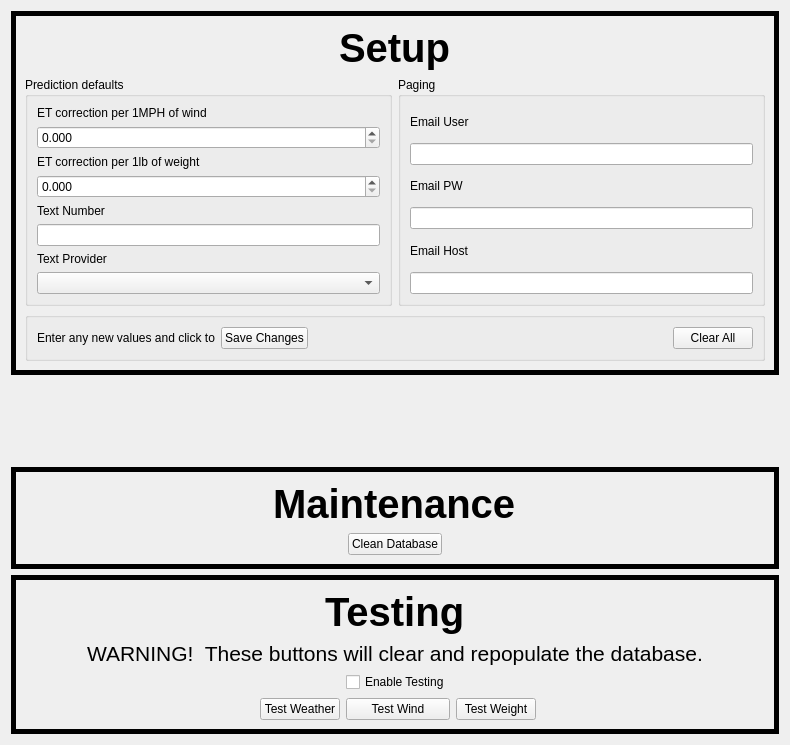
Above: narob-desktop/settingstab.ui from iforgetware/narob before the change. Below: the same form after it.
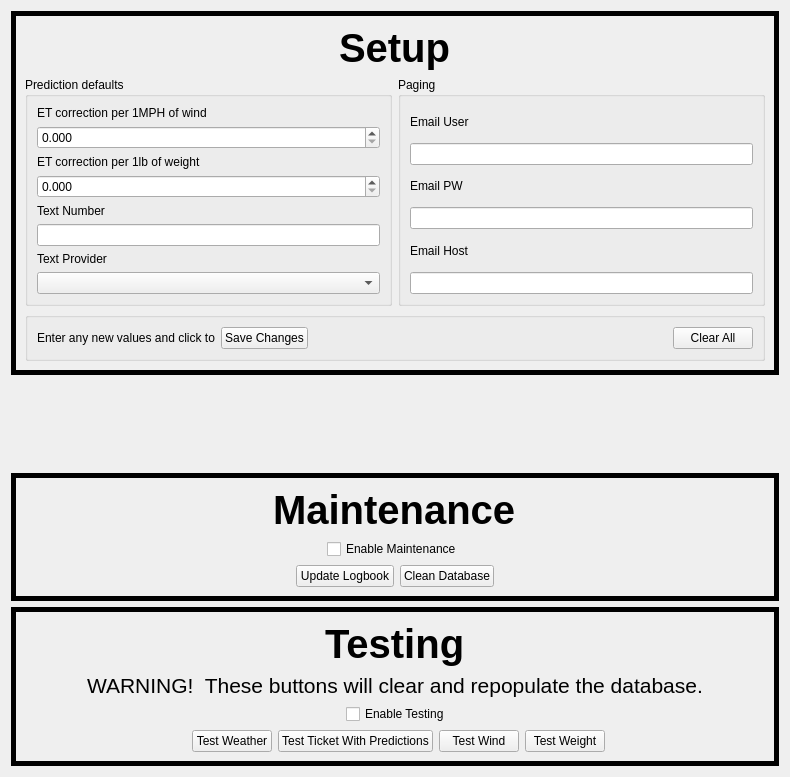
That is the form after the change. Custom widgets are drawn as their Qt base class.

Commit message: v0.3.0 prediction info and math updates

Patch:
```diff
--- a/narob-desktop/settingstab.ui
+++ b/narob-desktop/settingstab.ui
@@ -7,7 +7,7 @@
     <x>0</x>
     <y>0</y>
     <width>790</width>
-    <height>745</height>
+    <height>777</height>
    </rect>
   </property>
   <property name="windowTitle">
@@ -39,28 +39,34 @@
       <number>5</number>
      </property>
      <layout class="QGridLayout" name="gridLayout_4">
-      <item row="3" column="3">
-       <widget class="QPushButton" name="testWindButton">
-        <property name="text">
-         <string>Test Wind</string>
+      <item row="3" column="0">
+       <spacer name="horizontalSpacer_5">
+        <property name="orientation">
+         <enum>Qt::Horizontal</enum>
         </property>
-       </widget>
-      </item>
-      <item row="3" column="4">
-       <widget class="QPushButton" name="testWeightButton">
-        <property name="text">
-         <string>Test Weight</string>
+        <property name="sizeHint" stdset="0">
+         <size>
+          <width>40</width>
+          <height>20</height>
+         </size>
         </property>
-       </widget>
+       </spacer>
       </item>
-      <item row="3" column="2">
-       <widget class="QPushButton" name="testWeatherButton">
+      <item row="0" column="0" colspan="7" alignment="Qt::AlignHCenter">
+       <widget class="QLabel" name="label">
+        <property name="font">
+         <font>
+          <pointsize>30</pointsize>
+          <weight>75</weight>
+          <bold>true</bold>
+         </font>
+        </property>
         <property name="text">
-         <string>Test Weather</string>
+         <string>Testing</string>
         </property>
        </widget>
       </item>
-      <item row="1" column="0" colspan="6" alignment="Qt::AlignHCenter">
+      <item row="1" column="0" colspan="7" alignment="Qt::AlignHCenter">
        <widget class="QLabel" name="warningLabel">
         <property name="font">
          <font>
@@ -75,34 +81,21 @@
         </property>
        </widget>
       </item>
-      <item row="0" column="0" colspan="6" alignment="Qt::AlignHCenter">
-       <widget class="QLabel" name="label">
-        <property name="font">
-         <font>
-          <pointsize>30</pointsize>
-          <weight>75</weight>
-          <bold>true</bold>
-         </font>
-        </property>
-        <property name="text">
-         <string>Testing</string>
-        </property>
-       </widget>
-      </item>
-      <item row="3" column="0">
-       <spacer name="horizontalSpacer_5">
-        <property name="orientation">
-         <enum>Qt::Horizontal</enum>
-        </property>
-        <property name="sizeHint" stdset="0">
-         <size>
-          <width>40</width>
-          <height>20</height>
-         </size>
-        </property>
-       </spacer>
-      </item>
       <item row="3" column="5">
+       <widget class="QPushButton" name="testWeightButton">
+        <property name="text">
+         <string>Test Weight</string>
+        </property>
+       </widget>
+      </item>
+      <item row="3" column="2">
+       <widget class="QPushButton" name="testWeatherButton">
+        <property name="text">
+         <string>Test Weather</string>
+        </property>
+       </widget>
+      </item>
+      <item row="3" column="6">
        <spacer name="horizontalSpacer_2">
         <property name="orientation">
          <enum>Qt::Horizontal</enum>
@@ -115,7 +108,21 @@
         </property>
        </spacer>
       </item>
-      <item row="2" column="3" alignment="Qt::AlignHCenter">
+      <item row="3" column="4">
+       <widget class="QPushButton" name="testWindButton">
+        <property name="text">
+         <string>Test Wind</string>
+        </property>
+       </widget>
+      </item>
+      <item row="3" column="3">
+       <widget class="QPushButton" name="testTPButton">
+        <property name="text">
+         <string>Test Ticket With Predictions</string>
+        </property>
+       </widget>
+      </item>
+      <item row="2" column="2" colspan="4" alignment="Qt::AlignHCenter">
        <widget class="QCheckBox" name="enableTestingCheckBox">
         <property name="text">
          <string>Enable Testing</string>
@@ -353,7 +360,34 @@
       <number>5</number>
      </property>
      <layout class="QGridLayout" name="gridLayout_5">
-      <item row="1" column="2">
+      <item row="0" column="0" colspan="4" alignment="Qt::AlignHCenter">
+       <widget class="QLabel" name="maintenanceLabel">
+        <property name="font">
+         <font>
+          <pointsize>30</pointsize>
+          <weight>75</weight>
+          <bold>true</bold>
+         </font>
+        </property>
+        <property name="text">
+         <string>Maintenance</string>
+        </property>
+       </widget>
+      </item>
+      <item row="2" column="0">
+       <spacer name="horizontalSpacer_4">
+        <property name="orientation">
+         <enum>Qt::Horizontal</enum>
+        </property>
+        <property name="sizeHint" stdset="0">
+         <size>
+          <width>40</width>
+          <height>20</height>
+         </size>
+        </property>
+       </spacer>
+      </item>
+      <item row="2" column="3">
        <spacer name="horizontalSpacer_3">
         <property name="orientation">
          <enum>Qt::Horizontal</enum>
@@ -366,37 +400,24 @@
         </property>
        </spacer>
       </item>
-      <item row="1" column="1">
+      <item row="2" column="2">
        <widget class="QPushButton" name="cleanDatabaseButton">
         <property name="text">
          <string>Clean Database</string>
         </property>
        </widget>
       </item>
-      <item row="1" column="0">
-       <spacer name="horizontalSpacer_4">
-        <property name="orientation">
-         <enum>Qt::Horizontal</enum>
+      <item row="2" column="1">
+       <widget class="QPushButton" name="updateLogbookButton">
+        <property name="text">
+         <string>Update Logbook</string>
         </property>
-        <property name="sizeHint" stdset="0">
-         <size>
-          <width>40</width>
-          <height>20</height>
-         </size>
-        </property>
-       </spacer>
+       </widget>
       </item>
-      <item row="0" column="0" colspan="3" alignment="Qt::AlignHCenter">
-       <widget class="QLabel" name="maintenanceLabel">
-        <property name="font">
-         <font>
-          <pointsize>30</pointsize>
-          <weight>75</weight>
-          <bold>true</bold>
-         </font>
-        </property>
+      <item row="1" column="0" colspan="4" alignment="Qt::AlignHCenter">
+       <widget class="QCheckBox" name="enableMaintenanceCheckBox">
         <property name="text">
-         <string>Maintenance</string>
+         <string>Enable Maintenance</string>
         </property>
        </widget>
       </item>
```
The commit also changes 41 other files.
